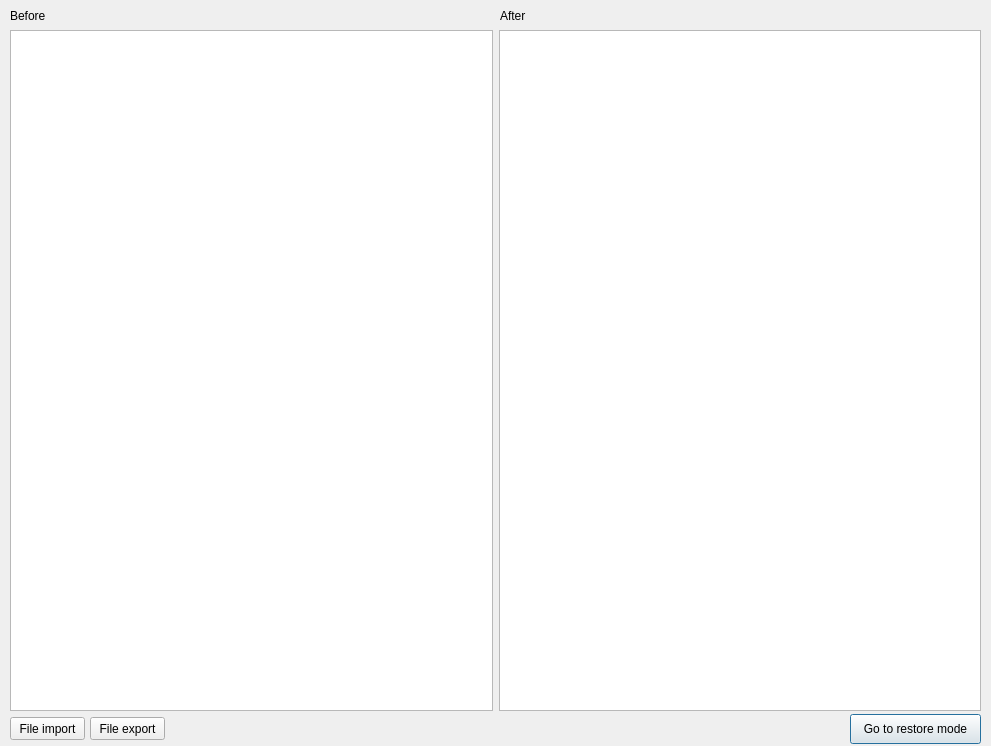
Old version of the form source/NovelConverter_layout.ui in the repository heathtrem77/NovelConverter.
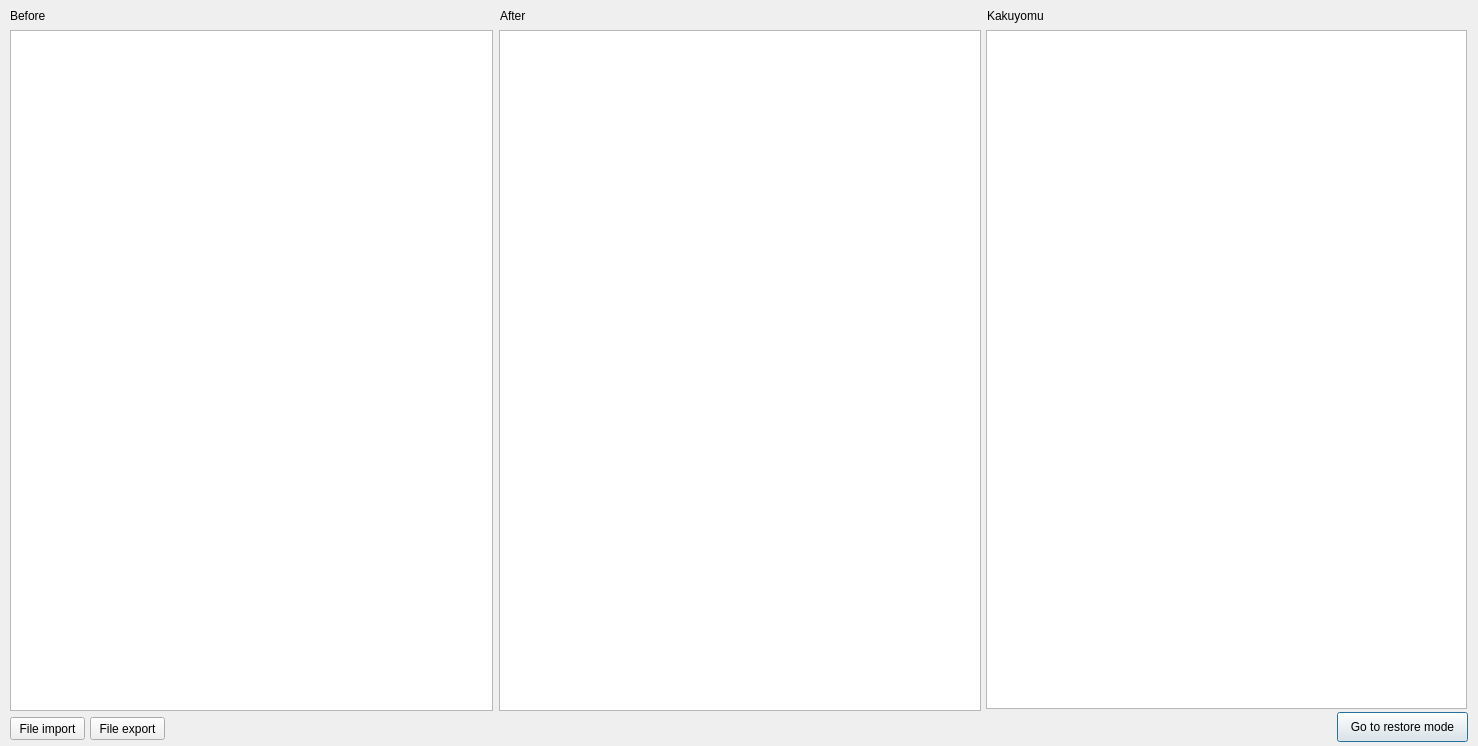
New version of the form.

Diff of the .ui file:
```diff
--- a/source/NovelConverter_layout.ui
+++ b/source/NovelConverter_layout.ui
@@ -6,7 +6,7 @@
    <rect>
     <x>0</x>
     <y>0</y>
-    <width>991</width>
+    <width>1478</width>
     <height>746</height>
    </rect>
   </property>
@@ -60,8 +60,8 @@
   <widget class="QPushButton" name="pushButton">
    <property name="geometry">
     <rect>
-     <x>850</x>
-     <y>714</y>
+     <x>1337</x>
+     <y>712</y>
      <width>131</width>
      <height>30</height>
     </rect>
@@ -96,6 +96,36 @@
     <string>File export</string>
    </property>
   </widget>
+  <widget class="QTextEdit" name="kakuyomuPlace">
+   <property name="geometry">
+    <rect>
+     <x>986</x>
+     <y>30</y>
+     <width>481</width>
+     <height>679</height>
+    </rect>
+   </property>
+   <property name="font">
+    <font>
+     <pointsize>13</pointsize>
+     <weight>75</weight>
+     <bold>true</bold>
+    </font>
+   </property>
+  </widget>
+  <widget class="QLabel" name="label_3">
+   <property name="geometry">
+    <rect>
+     <x>987</x>
+     <y>8</y>
+     <width>71</width>
+     <height>16</height>
+    </rect>
+   </property>
+   <property name="text">
+    <string>Kakuyomu</string>
+   </property>
+  </widget>
  </widget>
  <resources/>
  <connections/>
```
Left out of the diff: 20 changed lines with no effect on the pictures.
